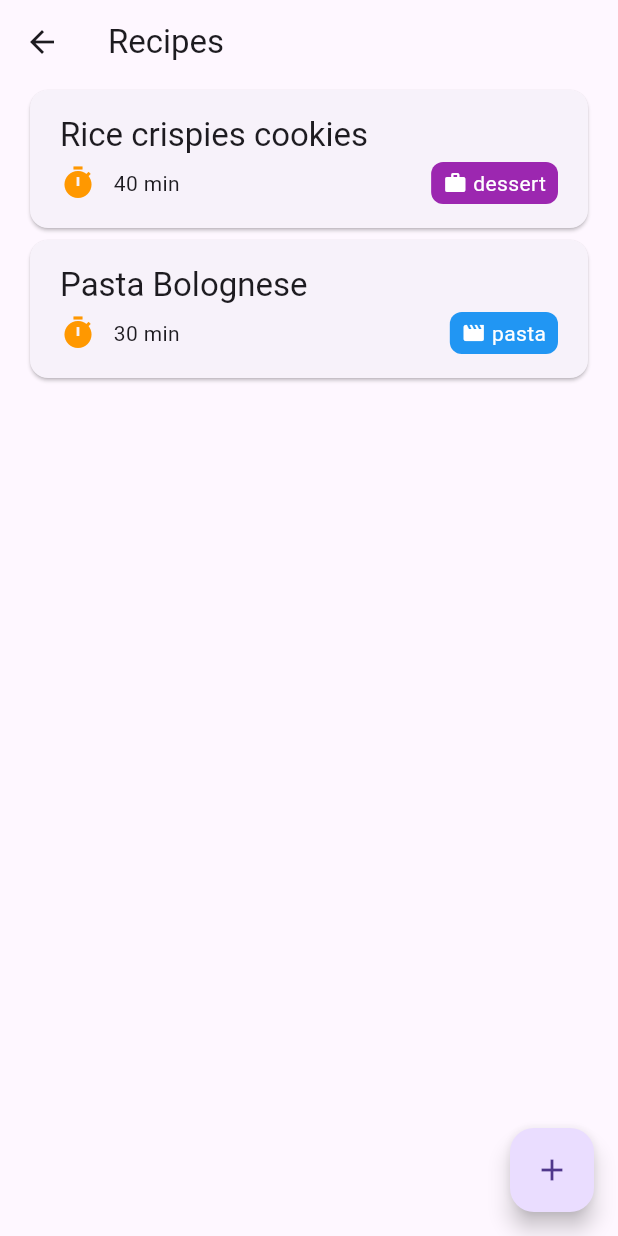
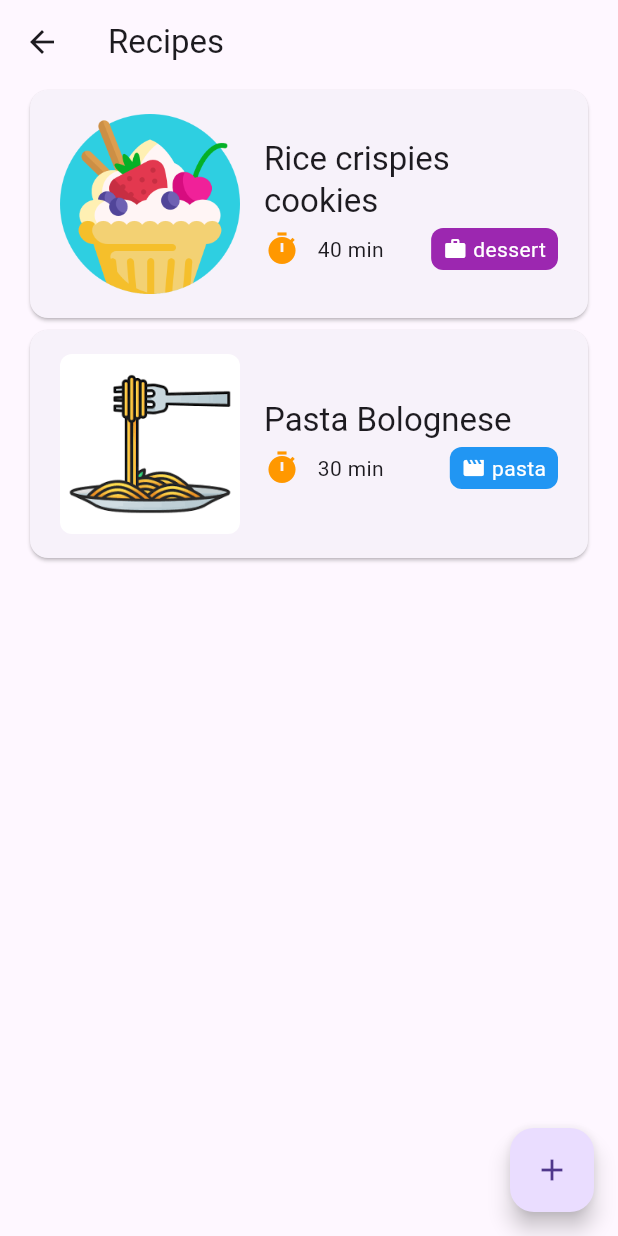
Before and after one commit to BerglindBKK/Lokaverkefni, a Flutter app: the Recipes screen opened directly, on a phone screen of 412 x 824 dp. Run offline on Flutter 3.47's test engine with Material 3 defaults, Android fonts, the light colour scheme and no system bars; our stand-ins replace image_picker; network calls fail.

Commit message:
recipe_card með myndum frá url
recipe card sýnir myndir, en bara af vefnum. Default myndir við hvern flokk ef engin mynd er valin

```diff
--- a/lib/recipe_app/screens/add_recipes_screen.dart
+++ b/lib/recipe_app/screens/add_recipes_screen.dart
@@ -178,13 +178,14 @@ class _AddRecipesState extends State<AddRecipesScreen> {
               child: CustomInputContainer(
                 labelText: 'Photo URL',
                 controller: _photoUrlController,
+                height: 50,
               ),
             ),
 
             // Save Button
             ElevatedButton(
               onPressed: () {
-                _submitRecipeData(); // This will save the recipe
+                _submitRecipeData(); //  save the recipe
                 widget.onBack(); // This will switch to the "All Recipes" screen
               },
               child: const Text('Save'),
--- a/lib/recipe_app/screens/all_recipes_screen.dart
+++ b/lib/recipe_app/screens/all_recipes_screen.dart
@@ -19,10 +19,18 @@ class AllRecipesScreen extends StatefulWidget {
 class _AllRecipesScreenState extends State<AllRecipesScreen> {
   String query = "";  // Store the search query
 
-  // Function to delete a recipe (not implemented yet)
+  // Function to delete a recipe
   void _deleteRecipe(Recipe recipe) {
-    // todo
-    print('Deleted recipe: ${recipe.title}');
+    setState(() {
+      widget.recipes.remove(recipe);  // Remove the recipe from the list
+    });
+    // SnackBar
+    ScaffoldMessenger.of(context).showSnackBar(
+      SnackBar(
+        content: Text('${recipe.title} deleted'),
+        duration: const Duration(seconds: 2),
+      ),
+    );
   }
 
   // Function to filter the recipes based on the query
--- a/lib/widgets/recipe_card.dart
+++ b/lib/widgets/recipe_card.dart
@@ -3,6 +3,7 @@ import 'package:lokaverkefni/models/recipe.dart';
 
 class RecipeCard extends StatelessWidget {
   final Recipe recipe;
+
 
   const RecipeCard({required this.recipe, super.key});
 
@@ -24,20 +25,66 @@ class RecipeCard extends StatelessWidget {
   }
 
         /*
-    dessert,
   appetizer,
-  mainCourse,
   beverage,
   */
 
   @override
   Widget build(BuildContext context) {
+    // Default image mapping for each category
+    String _getCategoryDefaultImage(Category category) {
+      switch (category) {
+        case Category.meat:
+          return 'assets/images/default_meat.png';
+        case Category.fish:
+          return 'assets/images/default_fish.png';
+        case Category.pasta:
+          return 'assets/images/default_pasta.png';
+        case Category.salad:
+          return 'assets/images/default_salad.png';
+        case Category.dessert:
+          return 'assets/images/default_dessert.png';
+        default:
+          return 'assets/images/default_meat.png'; // Fallback default image
+      }
+    }
+
     return Container(
       width: double.infinity, //  all available horizontal space
       padding: const EdgeInsets.symmetric(horizontal: 16.0),
       child: Card(
         child: Padding(
           padding: const EdgeInsets.symmetric(horizontal: 20, vertical: 16),
+          child: Row(  // Change from Column to Row for horizontal layout
+            children: [
+              // Left side: Photo of the recipe
+              recipe.photoUrl != null && recipe.photoUrl!.isNotEmpty
+                  ? ClipRRect(
+                borderRadius: BorderRadius.circular(8),
+                child: Image.network(
+                  recipe.photoUrl!,  // Display the URL image
+                  width: 120,          // Set the width of the image
+                  height: 120,         // Set the height of the image
+                  fit: BoxFit.cover,   // Ensure the image fills the box without distortion
+                  errorBuilder: (context, error, stackTrace) {
+                    return const Icon(Icons.error);  // Display an error icon if image fails to load
+                  },
+                ),
+              )
+                  : ClipRRect(
+                borderRadius: BorderRadius.circular(8),
+                child: Image.asset(
+                  _getCategoryDefaultImage(recipe.category), // Display default image
+                  width: 120,
+                  height: 120,
+                  fit: BoxFit.cover,
+                ),
+              ),
+
+              const SizedBox(width: 16),  // Space between the photo and text content
+
+              // Right side: Recipe details
+              Expanded(
                 child: Column(
                   crossAxisAlignment: CrossAxisAlignment.start,
                   children: [
@@ -48,7 +95,6 @@ class RecipeCard extends StatelessWidget {
                     const SizedBox(height: 4),
                     Row(
                       children: [
-
                         Icon(
                           Icons.timer,
                           color: Colors.orange,
@@ -57,9 +103,7 @@ class RecipeCard extends StatelessWidget {
                         Text(
                           ' ${recipe.cookingTime ?? 'Unknown'}',
                         ),
-
                         const Spacer(),
-
                         Container(
                           padding: const EdgeInsets.symmetric(horizontal: 8, vertical: 4),
                           decoration: BoxDecoration(
@@ -86,6 +130,16 @@ class RecipeCard extends StatelessWidget {
                   ],
                 ),
               ),
+              /* Edit button
+              IconButton(
+                icon: const Icon(Icons.edit),
+                onPressed: () {
+                  onEdit(recipe);  // Trigger the onEdit callback when edit button is pressed
+                },
+              ),*/
+            ],
+          ),
+        ),
       ),
     );
   }
--- a/pubspec.yaml
+++ b/pubspec.yaml
@@ -75,6 +75,11 @@ flutter:
   # To add assets to your application, add an assets section, like this:
   assets:
     - assets/images/recipe_app_landing.jpg
+    - assets/images/default_meat.png
+    - assets/images/default_fish.png
+    - assets/images/default_pasta.png
+    - assets/images/default_dessert.png
+    - assets/images/default_vegan.png
   # image: NetworkImage('https://example.com/your_image.png')
   #   - images/a_dot_burr.jpeg
   #   - images/a_dot_ham.jpeg
```
Also changed, not shown: assets/images/default_dessert.png (added), assets/images/default_fish.png (added), assets/images/default_meat.png (added), assets/images/default_pasta.png (added), assets/images/default_vegan.png (added). Lines whose indentation alone changed are shown as unchanged.
